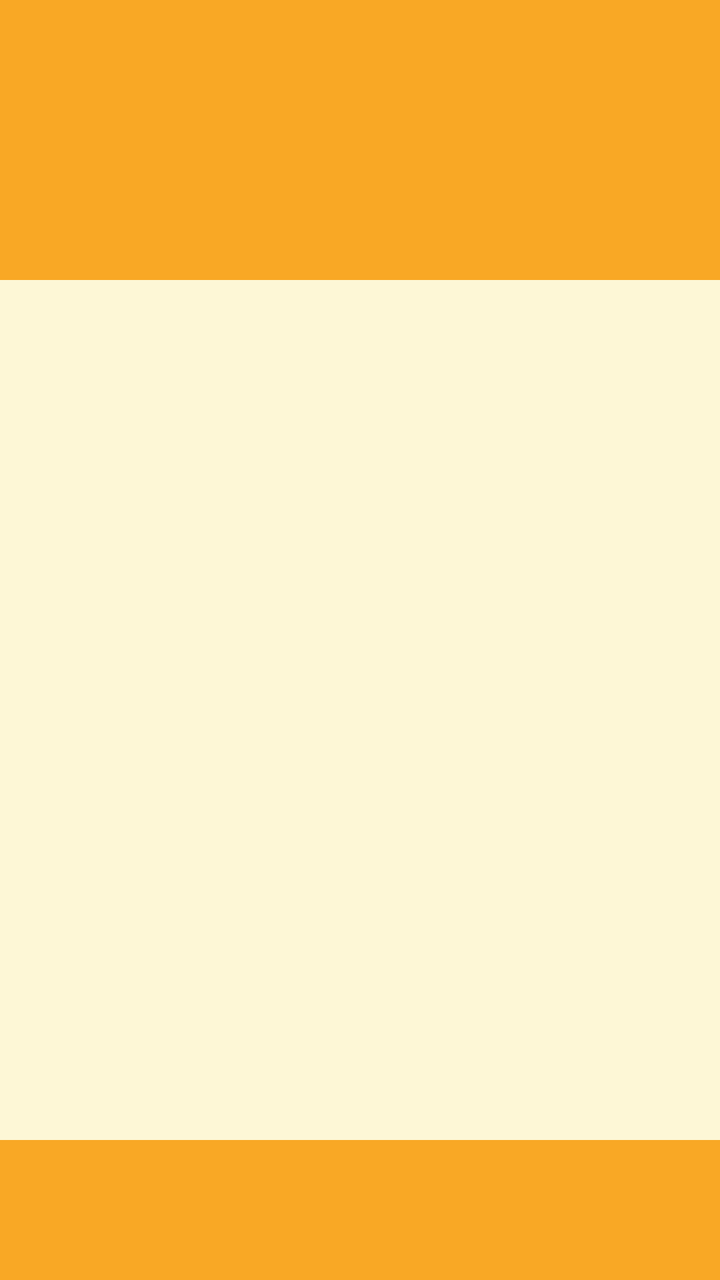
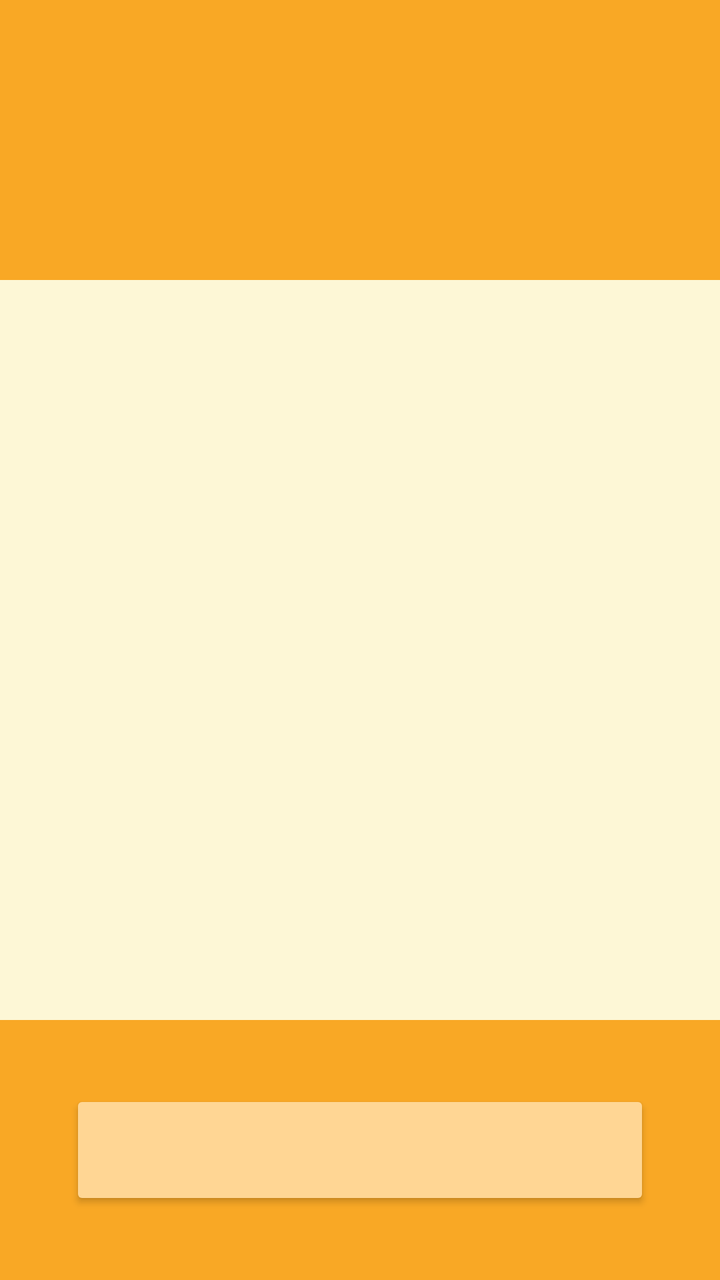

Before-and-after screenshots of an Android layout around one commit, followed by the original layout XML and the change that was made.
<!-- AndroidManifest.xml: application theme Theme.Cheezy -->
<!-- res/layout/activity_manu.xml -->
<?xml version="1.0" encoding="utf-8"?>
<androidx.constraintlayout.widget.ConstraintLayout xmlns:android="http://schemas.android.com/apk/res/android"
    xmlns:app="http://schemas.android.com/apk/res-auto"
    xmlns:tools="http://schemas.android.com/tools"
    android:layout_width="match_parent"
    android:layout_height="match_parent"
    android:background="@color/yellowcream">


    <LinearLayout
        android:layout_width="match_parent"
        android:layout_height="match_parent"
        android:orientation="vertical"
        app:layout_constraintBottom_toBottomOf="parent"
        app:layout_constraintStart_toStartOf="parent">


        
        <LinearLayout
            android:id="@+id/header"
            android:layout_width="match_parent"
            android:layout_height="140dp"
            android:background="#F9A825"
            android:orientation="horizontal"
            android:padding="16dp"/>

        

        
        <FrameLayout
            android:id="@+id/content_frame"
            android:layout_width="match_parent"
            android:layout_height="491dp"
            android:layout_weight="1"/>

        <LinearLayout
            android:id="@+id/footer"
            android:layout_width="match_parent"
            android:layout_height="wrap_content"
            android:background="#F9A825"
            android:padding="35dp"
            android:orientation="horizontal">



        </LinearLayout>
    </LinearLayout>
</androidx.constraintlayout.widget.ConstraintLayout>
<!-- resources referenced by this layout -->
<resources>
  <color name="yellowcream">#FDF7D6</color>
  <style name="Theme.Cheezy" parent="Base.Theme.Cheezy" />
  <style name="Base.Theme.Cheezy" parent="Theme.Material3.DayNight.NoActionBar">
          
          
      </style>
</resources>

<!-- the commit's change to res/layout/activity_manu.xml (unified diff, before → after) -->
@@ -42,7 +42,13 @@
             android:orientation="horizontal">
 
 
-
+            <Button
+                android:id="@+id/button3"
+                android:layout_width=""
+                android:layout_height="60dp"
+                android:layout_gravity="center"
+                android:layout_weight="1"
+                android:backgroundTint="@color/lightorange" />
         </LinearLayout>
     </LinearLayout>
 </androidx.constraintlayout.widget.ConstraintLayout>
<!-- resource entries referenced after the edit -->
@@ -1,5 +1,6 @@
 <!-- resources referenced by this layout -->
 <resources>
+  <color name="lightorange">#FFD694</color>
   <color name="yellowcream">#FDF7D6</color>
   <style name="Theme.Cheezy" parent="Base.Theme.Cheezy" />
   <style name="Base.Theme.Cheezy" parent="Theme.Material3.DayNight.NoActionBar">
